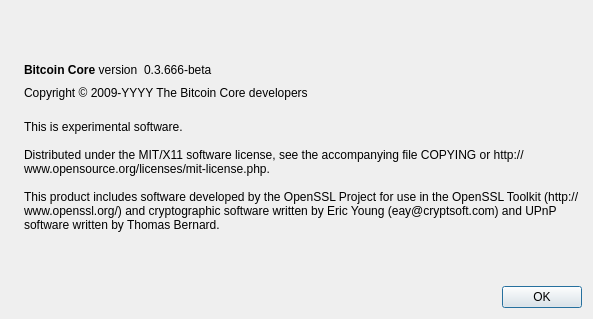
First picture: the form in src/qt/forms/aboutdialog.ui, repository Biggar/snorcoin, before the edit.
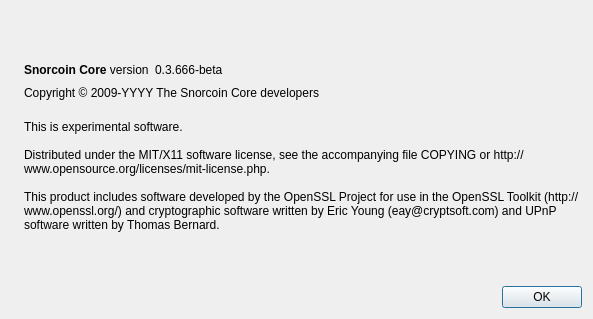
Second picture: the form after the edit. Icons and pictures are not drawn.

Patch:
```diff
--- a/src/qt/forms/aboutdialog.ui
+++ b/src/qt/forms/aboutdialog.ui
@@ -50,7 +50,7 @@
           <cursorShape>IBeamCursor</cursorShape>
          </property>
          <property name="text">
-          <string>&lt;b&gt;Bitcoin Core&lt;/b&gt; version</string>
+          <string>&lt;b&gt;Snorcoin Core&lt;/b&gt; version</string>
          </property>
          <property name="textInteractionFlags">
           <set>Qt::LinksAccessibleByMouse|Qt::TextSelectableByKeyboard|Qt::TextSelectableByMouse</set>
@@ -91,7 +91,7 @@
         <cursorShape>IBeamCursor</cursorShape>
        </property>
        <property name="text">
-        <string notr="true">Copyright &amp;copy; 2009-YYYY The Bitcoin Core developers</string>
+        <string notr="true">Copyright &amp;copy; 2009-YYYY The Snorcoin Core developers</string>
        </property>
        <property name="textFormat">
         <enum>Qt::RichText</enum>
```
Left out of the diff: 6 changed lines with no effect on the pictures.
